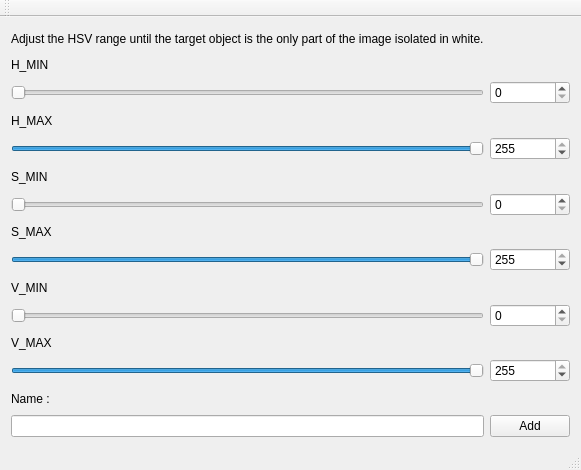
Qt form mainwindow.ui (Nauroze/OpenCV-Image-Tracking-on-Qt) before a commit.
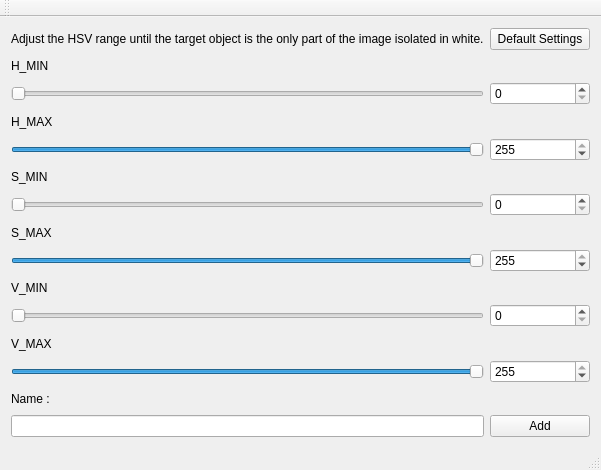
The same form after that commit.

Commit message: Added a default settings button and changed tracker's shape

```diff
--- a/mainwindow.ui
+++ b/mainwindow.ui
@@ -160,7 +160,7 @@
       </property>
      </widget>
     </item>
-    <item row="0" column="1">
+    <item row="0" column="1" alignment="Qt::AlignLeft">
      <widget class="QLabel" name="label_7">
       <property name="text">
        <string>Adjust the HSV range until the target object is the only part of the image isolated in white.</string>
@@ -207,6 +207,13 @@
       </property>
      </widget>
     </item>
+    <item row="0" column="2">
+     <widget class="QPushButton" name="defaultButton">
+      <property name="text">
+       <string> Default Settings </string>
+      </property>
+     </widget>
+    </item>
    </layout>
    <zorder>horizontalSlider_6</zorder>
    <zorder>label_6</zorder>
```
Left out of the diff: 1 changed line with no effect on the pictures. The commit also changes 6 other files.
